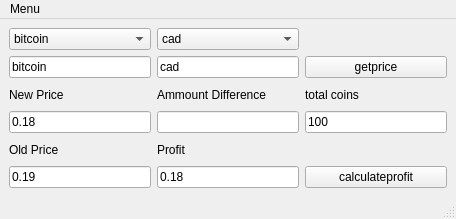
First picture: the form in mainwindow.ui, repository netpipe/QuickCoin, before the edit.
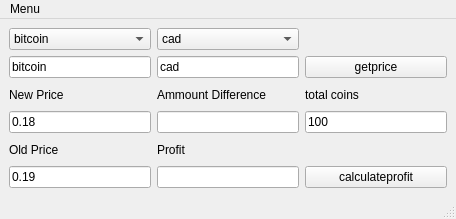
Second picture: the form after the edit.

Patch:
```diff
--- a/mainwindow.ui
+++ b/mainwindow.ui
@@ -154,7 +154,7 @@
     <item row="6" column="1">
      <widget class="QLineEdit" name="profit">
       <property name="text">
-       <string>0.18</string>
+       <string/>
       </property>
      </widget>
     </item>
```
